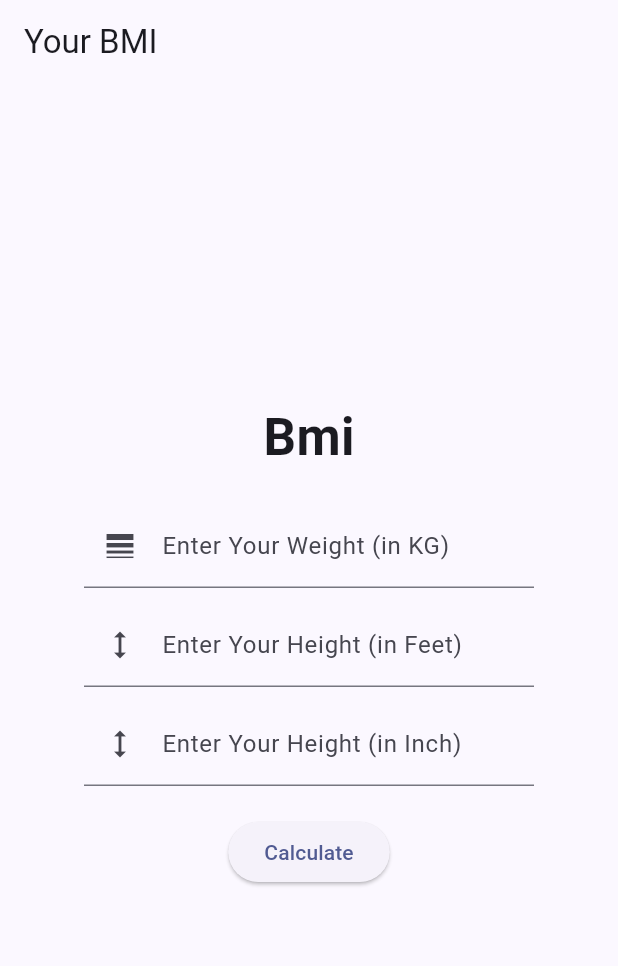
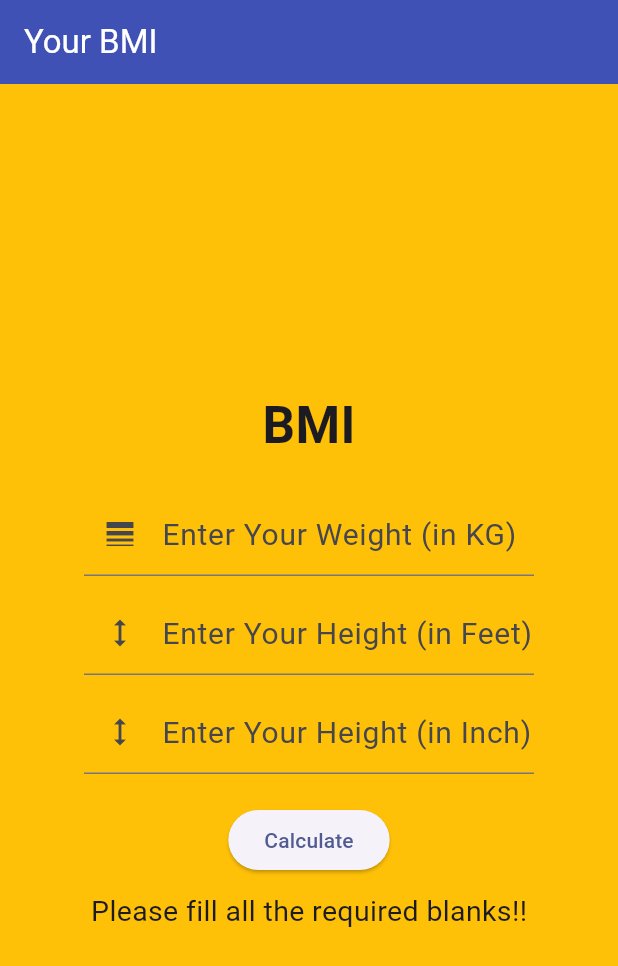
Before and after one commit to Mredul10/BMI-App, a Flutter app: the screen it shows after launch, after a tap on "Calculate", on a phone screen of 412 x 824 dp. Shown: the top 966 px of the screen. Run offline on Flutter 3.47's test engine with Material 3 defaults, Android fonts, the phone set to English and light mode, and no system bars.

Commit message:
Calculate BMI

```diff
--- a/lib/main.dart
+++ b/lib/main.dart
@@ -8,7 +8,6 @@ void main() {
 class MyApp extends StatelessWidget {
   const MyApp({super.key});
 
-  // This widget is the root of your application.
   @override
   Widget build(BuildContext context) {
     return MaterialApp(
--- a/lib/my_home_page.dart
+++ b/lib/my_home_page.dart
@@ -12,21 +12,28 @@ class _MyHomePageState extends State<MyHomePage> {
   var ftController = TextEditingController();
   var inController = TextEditingController();
 
+  var result = "";
+
+
+
 
 
   @override
   Widget build(BuildContext context) {
     return Scaffold(
       appBar: AppBar(
-        title: Text('Your BMI'),
+        title: Text('Your BMI',style: TextStyle(color: Colors.white),),
+        backgroundColor: Colors.indigo,
       ),
-      body: Center(
+      body: Container(
+        color: Colors.amber,
+        child: Center(
           child: Container(
             width: 300,
             child: Column(
               mainAxisAlignment: MainAxisAlignment.center,
               children: [
-              Text('Bmi', style: TextStyle(
+                Text('BMI', style: TextStyle(
                   fontSize: 34,
                   fontWeight: FontWeight.w700,
                 ),),
@@ -37,7 +44,7 @@ class _MyHomePageState extends State<MyHomePage> {
                 TextField(
                   controller: wtController,
                   decoration: InputDecoration(
-                label: Text('Enter Your Weight (in KG)'),
+                  label: Text('Enter Your Weight (in KG)',style: TextStyle(fontSize: 20),),
                   prefixIcon: Icon(Icons.line_weight),
                   ),
                   keyboardType: TextInputType.number,
@@ -47,7 +54,7 @@ class _MyHomePageState extends State<MyHomePage> {
                 TextField(
                   controller: ftController,
                   decoration: InputDecoration(
-                label: Text('Enter Your Height (in Feet)'),
+                  label: Text('Enter Your Height (in Feet)',style: TextStyle(fontSize: 20),),
                   prefixIcon: Icon(Icons.height),
                   ),
                   keyboardType: TextInputType.number,
@@ -57,7 +64,7 @@ class _MyHomePageState extends State<MyHomePage> {
                 TextField(
                   controller: inController,
                   decoration: InputDecoration(
-                label: Text('Enter Your Height (in Inch)'),
+                  label: Text('Enter Your Height (in Inch)',style: TextStyle(fontSize: 20),),
                   prefixIcon: Icon(Icons.height),
                   ),
                   keyboardType: TextInputType.number,
@@ -65,16 +72,68 @@ class _MyHomePageState extends State<MyHomePage> {
 
                 SizedBox(height: 20,),
 
-              ElevatedButton(onPressed: (){}, child: Text('Calculate'),),
+                ElevatedButton(onPressed: (){
+
+                  var wt = wtController.text.toString();
+                  var ft = ftController.text.toString();
+                  var inch = inController.text.toString();
+
+                  if(wt!="" && ft!="" && inch!=""){
+                    //BMI Calculation
+
+                    var iwt = int.parse(wt);
+                    var ift = int.parse(ft);
+                    var iinch = int.parse(inch);
+
+                    var tInch = (ift*12) + iinch;
+
+                    var tCm = tInch*2.54;
+                    var tM = tCm/100;
+
+                    var bmi = iwt/(tM*tM);
+
+                   var msg = "";
+                  //  var bgColour = "";
+
+                    if(bmi>25){
+                      msg = "You are OverWeight";
+                      // bgColour = Colors.purple;
+
+                    } else if(bmi<18.5){
+                      msg = "You are UnderWeight";
+                      // bgColour = Colors.red;
+
+                    }else{
+                      msg = "You are Healthy";
+                      // bgColour = Colors.green;
+
+                    }
+
+                    setState(() {
+                      result = "$msg \n BMI is : ${bmi.toStringAsFixed(2)}";
+                    });
 
 
-              Text(''),
+                  } else{
+                    setState(() {
+                      result = "Please fill all the required blanks!!";
+                    });
+                  }
+
+
+                }, child: Text('Calculate'),),
+
+                SizedBox(height: 10,),
+
+
+                Text(result, style: TextStyle(fontSize: 19),),
 
 
               ],
             ),
           ),
         ),
+      ),
     );
   }
 }
```
Lines whose indentation alone changed are shown as unchanged.
